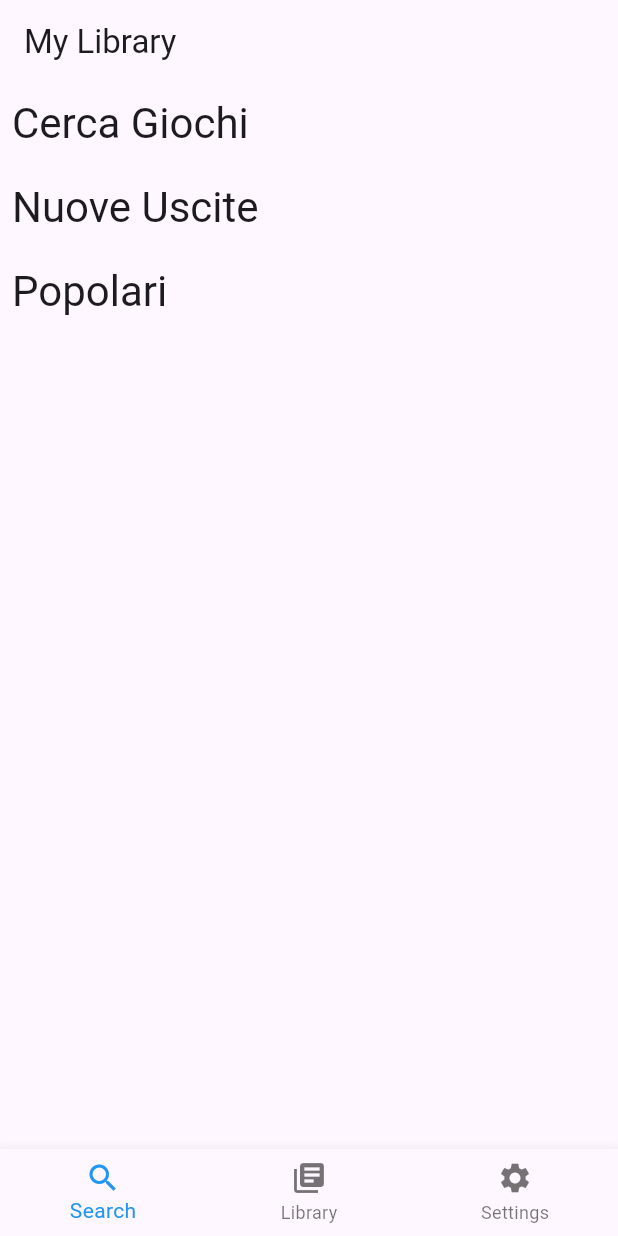
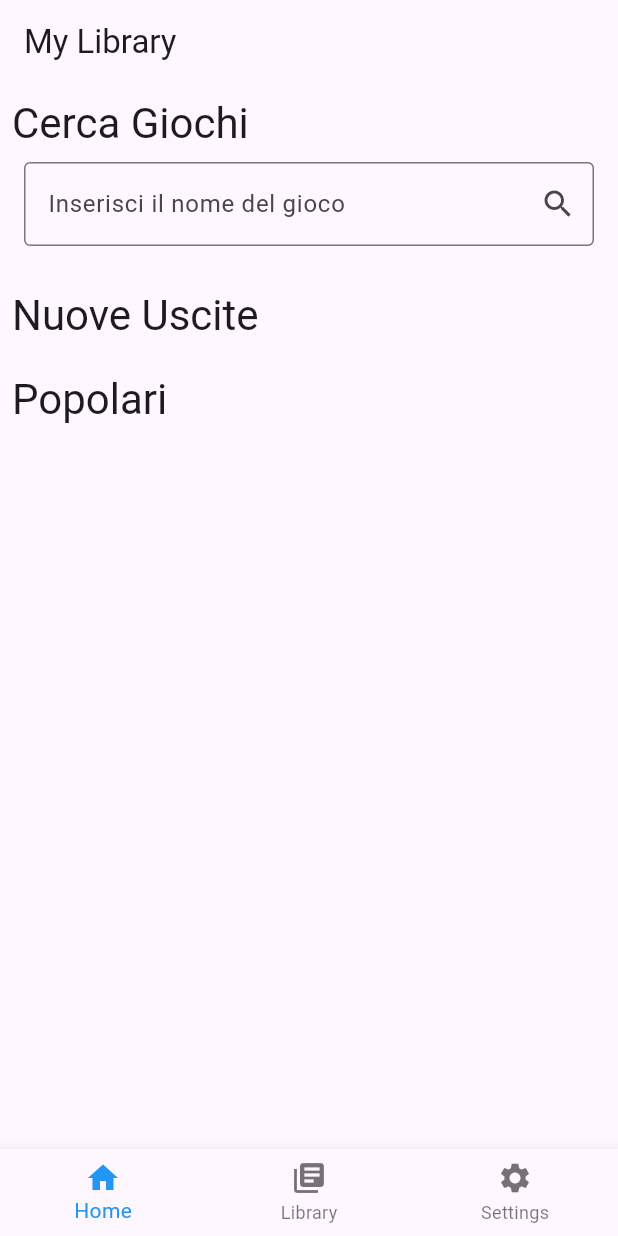
Before and after one commit to Nooneoneno/Dragons-Lair, a Flutter app: the screen it shows after launch, on a phone screen of 412 x 824 dp. Run offline on Flutter 3.47's test engine with Material 3 defaults, Android fonts, the phone set to English and light mode, and no system bars; drawn by our look-alikes of flutter_typeahead.

Commit message:
Implemented a basic search bar

```diff
--- a/lib/ui/screens/main_screen.dart
+++ b/lib/ui/screens/main_screen.dart
@@ -15,7 +15,7 @@ class _MainScreenState extends State<MainScreen> {
   int _selectedIndex = 0;
 
   static List<Widget> _widgetOptions = <Widget>[
-    SearchScreen(),
+    SearchScreen(onAddGame: (VideoGame ) {  },),
     LibraryScreen(),
     SettingsScreen(),
   ];
@@ -36,8 +36,8 @@ class _MainScreenState extends State<MainScreen> {
       bottomNavigationBar: BottomNavigationBar(
         items: const <BottomNavigationBarItem>[
           BottomNavigationBarItem(
-            icon: Icon(Icons.search),
-            label: 'Search',
+            icon: Icon(Icons.home),
+            label: 'Home',
           ),
           BottomNavigationBarItem(
             icon: Icon(Icons.library_books),
--- a/lib/ui/screens/search_screen.dart
+++ b/lib/ui/screens/search_screen.dart
@@ -1,7 +1,49 @@
 import 'package:flutter/material.dart';
+import 'package:flutter_typeahead/flutter_typeahead.dart';
+import '../../entities/video_game.dart';
 
-class SearchScreen extends StatelessWidget {
-  const SearchScreen({super.key});
+class SearchScreen extends StatefulWidget {
+  final void Function(VideoGame) onAddGame;
+
+  const SearchScreen({super.key, required this.onAddGame});
+
+  @override
+  _SearchScreenState createState() => _SearchScreenState();
+}
+
+List<String> videogames = [
+  'Anno 1452',
+  'Minecraft',
+  'Stronghold Crusader',
+  'The Binding of Isaac',
+  '???',
+];
+
+class _SearchScreenState extends State<SearchScreen> {
+  final TextEditingController _searchController = TextEditingController();
+
+  List<String> _getSuggestions(String query) {
+    return videogames
+        .where((game) => game.toLowerCase().contains(query.toLowerCase()))
+        .toList();
+  }
+
+  void _onSelected(String suggestion) {
+    setState(() {
+      _searchController.text = suggestion;
+
+      widget.onAddGame(
+        VideoGame(
+          name: suggestion,
+          genre: 'Azione',
+          online: 'Co-op',
+          publisher: 'Bethesda',
+          referenceStore: 'Steam',
+          releaseDate: DateTime.now(),
+        ),
+      );
+    });
+  }
 
   @override
   Widget build(BuildContext context) {
@@ -10,14 +52,33 @@ class SearchScreen extends StatelessWidget {
       child: Column(
         crossAxisAlignment: CrossAxisAlignment.start,
         children: [
-          Text('Cerca Giochi', style: Theme.of(context).textTheme.headlineMedium),
-          // Qui andrà il widget per la ricerca
+          Text('Cerca Giochi',
+              style: Theme.of(context).textTheme.headlineMedium),
+          Padding(
+            padding: const EdgeInsets.all(8.0),
+            child: TypeAheadField<String>(
+              textFieldConfiguration: TextFieldConfiguration(
+                controller: _searchController,
+                decoration: const InputDecoration(
+                  hintText: 'Inserisci il nome del gioco',
+                  border: OutlineInputBorder(),
+                  suffixIcon: Icon(Icons.search),
+                ),
+              ),
+              suggestionsCallback: _getSuggestions,
+              itemBuilder: (context, suggestion) {
+                return ListTile(
+                  title: Text(suggestion),
+                );
+              },
+              onSuggestionSelected: _onSelected,
+            ),
+          ),
           SizedBox(height: 20),
-          Text('Nuove Uscite', style: Theme.of(context).textTheme.headlineMedium),
-          // Qui andrà il widget per le nuove uscite
+          Text('Nuove Uscite',
+              style: Theme.of(context).textTheme.headlineMedium),
           SizedBox(height: 20),
           Text('Popolari', style: Theme.of(context).textTheme.headlineMedium),
-          // Qui andrà il widget per i giochi popolari
         ],
       ),
     );
--- a/pubspec.yaml
+++ b/pubspec.yaml
@@ -30,6 +30,7 @@ environment:
 dependencies:
   flutter:
     sdk: flutter
+  flutter_typeahead: ^4.6.2
 
 
   # The following adds the Cupertino Icons font to your application.
```
